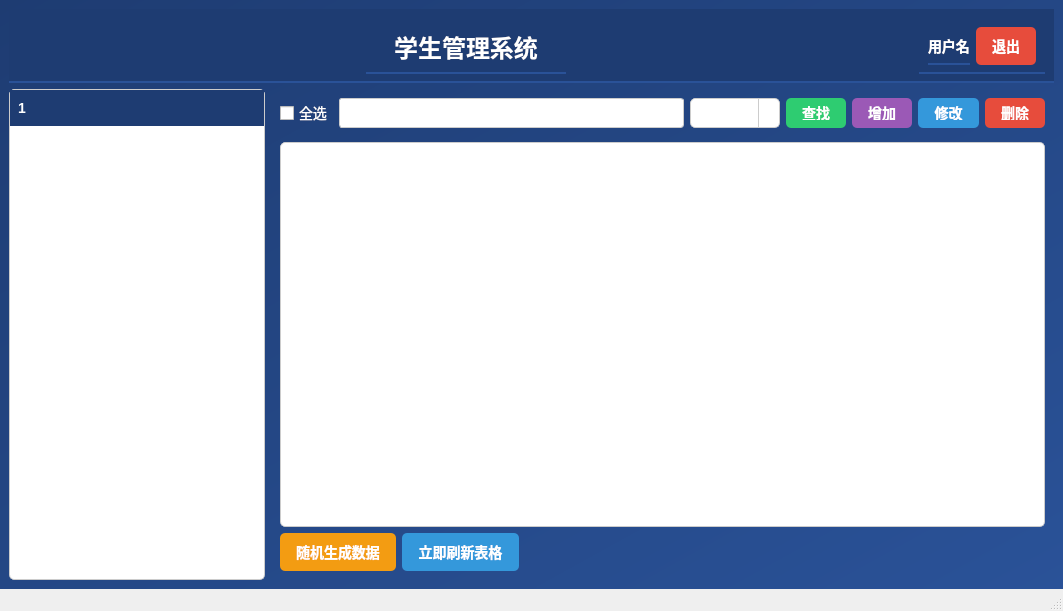
Above: mainwindow.ui from Mrlaolu/QtStudentDatabase before the change. Below: the same form after it.
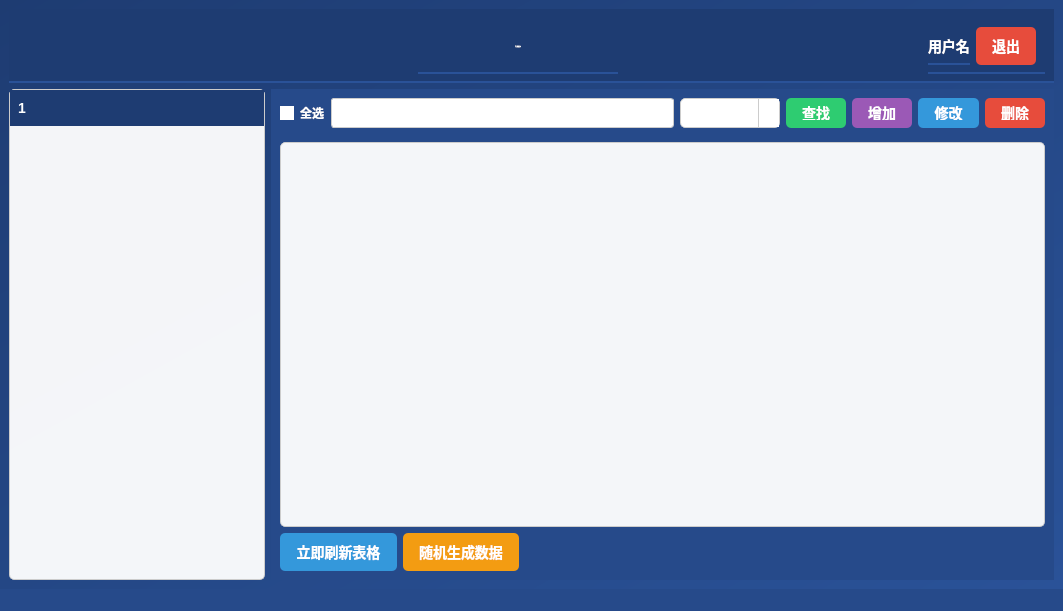
That is the form after the change. Icons and pictures are not drawn.

The edit to the form file:
```diff
--- a/mainwindow.ui
+++ b/mainwindow.ui
@@ -25,6 +25,9 @@
   <property name="windowTitle">
    <string>学生管理系统</string>
   </property>
+  <property name="styleSheet">
+   <string notr="true">background-color: rgb(38, 74, 138);</string>
+  </property>
   <widget class="QWidget" name="centralwidget">
    <property name="styleSheet">
     <string notr="true">
@@ -69,58 +72,12 @@
          </property>
          <property name="sizeHint" stdset="0">
           <size>
-           <width>248</width>
+           <width>400</width>
            <height>20</height>
           </size>
          </property>
         </spacer>
        </item>
-       <item row="0" column="3">
-        <widget class="QWidget" name="TopRightWidget" native="true">
-         <layout class="QGridLayout" name="gridLayout">
-          <item row="0" column="0">
-           <widget class="QLabel" name="label_username">
-            <property name="styleSheet">
-             <string notr="true">
-               font-size: 14px;
-               font-weight: bold;
-               color: white;
-             </string>
-            </property>
-            <property name="text">
-             <string>用户名</string>
-            </property>
-           </widget>
-          </item>
-          <item row="0" column="1">
-           <widget class="QPushButton" name="btn_main_exit">
-            <property name="styleSheet">
-             <string notr="true">
-               QPushButton {
-                 background-color: #e74c3c;
-                 color: white;
-                 font-size: 14px;
-                 font-weight: bold;
-                 border-radius: 5px;
-                 padding: 8px 16px;
-                 border: none;
-               }
-               QPushButton:hover {
-                 background-color: #c0392b;
-               }
-               QPushButton:pressed {
-                 background-color: #a93226;
-               }
-             </string>
-            </property>
-            <property name="text">
-             <string>退出</string>
-            </property>
-           </widget>
-          </item>
-         </layout>
-        </widget>
-       </item>
        <item row="0" column="1">
         <widget class="QLabel" name="label">
          <property name="minimumSize">
@@ -137,10 +94,18 @@
          </property>
          <property name="styleSheet">
           <string notr="true">
-            font-size: 24px;
+            font-size: 48px;
             font-weight: bold;
             color: white;
-          </string>
+
+QLabel {
+    border-bottom: none;  /* 去除底部边框 */
+	box-shadow: none;  /* 去除阴影 */
+          
+	background-color: rgb(30, 60, 114);
+}
+
+</string>
          </property>
          <property name="text">
           <string>学生管理系统</string>
@@ -150,6 +115,55 @@
          </property>
         </widget>
        </item>
+       <item row="0" column="3">
+        <widget class="QWidget" name="TopRightWidget" native="true">
+         <layout class="QGridLayout" name="gridLayout">
+          <property name="leftMargin">
+           <number>0</number>
+          </property>
+          <item row="0" column="0">
+           <widget class="QLabel" name="label_username">
+            <property name="styleSheet">
+             <string notr="true">
+               font-size: 14px;
+               font-weight: bold;
+               color: white;
+             </string>
+            </property>
+            <property name="text">
+             <string>用户名</string>
+            </property>
+           </widget>
+          </item>
+          <item row="0" column="1">
+           <widget class="QPushButton" name="btn_main_exit">
+            <property name="styleSheet">
+             <string notr="true">
+               QPushButton {
+                 background-color: #e74c3c;
+                 color: white;
+                 font-size: 14px;
+                 font-weight: bold;
+                 border-radius: 5px;
+                 padding: 8px 16px;
+                 border: none;
+               }
+               QPushButton:hover {
+                 background-color: #c0392b;
+               }
+               QPushButton:pressed {
+                 background-color: #a93226;
+               }
+             </string>
+            </property>
+            <property name="text">
+             <string>退出</string>
+            </property>
+           </widget>
+          </item>
+         </layout>
+        </widget>
+       </item>
        <item row="0" column="2">
         <spacer name="TopColomnhspmid">
          <property name="orientation">
@@ -157,7 +171,7 @@
          </property>
          <property name="sizeHint" stdset="0">
           <size>
-           <width>40</width>
+           <width>20</width>
            <height>20</height>
           </size>
          </property>
@@ -179,123 +193,6 @@
       </property>
       <widget class="QWidget" name="page">
        <layout class="QFormLayout" name="formLayout_2">
-        <item row="4" column="0">
-         <widget class="QPushButton" name="btn_create">
-          <property name="sizePolicy">
-           <sizepolicy hsizetype="Fixed" vsizetype="Fixed">
-            <horstretch>0</horstretch>
-            <verstretch>0</verstretch>
-           </sizepolicy>
-          </property>
-          <property name="styleSheet">
-           <string notr="true">
-             QPushButton {
-               background-color: #f39c12;
-               color: white;
-               font-size: 14px;
-               font-weight: bold;
-               border-radius: 5px;
-               padding: 8px 16px;
-               border: none;
-             }
-             QPushButton:hover {
-               background-color: #e67e22;
-             }
-             QPushButton:pressed {
-               background-color: #d35400;
-             }
-           </string>
-          </property>
-          <property name="text">
-           <string>随机生成数据</string>
-          </property>
-         </widget>
-        </item>
-        <item row="4" column="1">
-         <widget class="QPushButton" name="btn_refresh">
-          <property name="sizePolicy">
-           <sizepolicy hsizetype="Fixed" vsizetype="Fixed">
-            <horstretch>0</horstretch>
-            <verstretch>0</verstretch>
-           </sizepolicy>
-          </property>
-          <property name="styleSheet">
-           <string notr="true">
-             QPushButton {
-               background-color: #3498db;
-               color: white;
-               font-size: 14px;
-               font-weight: bold;
-               border-radius: 5px;
-               padding: 8px 16px;
-               border: none;
-             }
-             QPushButton:hover {
-               background-color: #2980b9;
-             }
-             QPushButton:pressed {
-               background-color: #2472a4;
-             }
-           </string>
-          </property>
-          <property name="text">
-           <string>立即刷新表格</string>
-          </property>
-         </widget>
-        </item>
-        <item row="1" column="0" colspan="2">
-         <widget class="QTableWidget" name="tableWidget">
-          <property name="sizePolicy">
-           <sizepolicy hsizetype="Expanding" vsizetype="Expanding">
-            <horstretch>50</horstretch>
-            <verstretch>0</verstretch>
-           </sizepolicy>
-          </property>
-          <property name="minimumSize">
-           <size>
-            <width>0</width>
-            <height>380</height>
-           </size>
-          </property>
-          <property name="styleSheet">
-           <string notr="true">QTableWidget {
-      background-color: #ffffff;
-      border: 1px solid #ccc;
-      border-radius: 5px;
-      font-size: 14px;
-      gridline-color: #ddd;
-    }
-
-    QHeaderView::section {
-      background-color: #1e3c72; /* 设置表头的背景颜色 */
-      color: white; 
-      padding: 8px;
-      border: none;
-      font-size: 14px;
-      font-weight: bold;
-    }
-
-    QTableWidget::item {
-      padding: 8px;
-    }
-
-    QTableWidget::item:selected {
-      background-color: rgb(200, 230, 250); /* 选中项的背景颜色 */
-      color: black; /* 选中项的文字颜色 */
-    }
-
-    QTableWidget::item:hover {
-      background-color: rgb(173, 218, 243); /* 悬停项的背景颜色 */
-    }</string>
-          </property>
-          <property name="alternatingRowColors">
-           <bool>true</bool>
-          </property>
-          <attribute name="verticalHeaderVisible">
-           <bool>false</bool>
-          </attribute>
-         </widget>
-        </item>
         <item row="0" column="0" colspan="2">
          <layout class="QGridLayout" name="gridLayout_TopStackedWidget">
           <item row="0" column="0">
@@ -307,10 +204,11 @@
              </size>
             </property>
             <property name="styleSheet">
-             <string notr="true">
-               font-size: 14px;
-               color: white;
-             </string>
+             <string notr="true">QCheckBox::indicator:unchecked {
+    background-color: white;    /* 未选中时指示框的背景颜色 */
+}
+QCheckBox { color: white;
+font-weight: bold }</string>
             </property>
             <property name="text">
              <string>全选</string>
@@ -350,38 +248,58 @@
            <widget class="QComboBox" name="comboBox_sreach">
             <property name="minimumSize">
              <size>
-              <width>0</width>
+              <width>100</width>
               <height>30</height>
              </size>
             </property>
             <property name="styleSheet">
-             <string notr="true">
-               QComboBox {
-                 background-color: #ffffff;
-                 border: 1px solid #ccc;
-                 border-radius: 5px;
-                 padding: 5px 8px;
-                 font-size: 14px;
-                 color: #333;
-               }
-               QComboBox::drop-down {
-                 subcontrol-origin: padding;
-                 subcontrol-position: right center;
-                 width: 20px;
-                 border-left: 1px solid #ccc;
-               }
-               QComboBox::down-arrow {
-                 image: url(:/icons/down_arrow.png);
-                 width: 12px;
-                 height: 12px;
-               }
-               QComboBox:hover {
-                 border-color: #3498db;
-               }
-               QComboBox:on {
-                 border-color: #3498db;
-               }
-             </string>
+             <string notr="true">QComboBox {
+    background-color: #ffffff;
+    border: 1px solid #ccc;
+    border-radius: 5px;
+    padding: 5px 8px;
+    font-size: 14px;
+    color: #333;
+}
+
+QComboBox::drop-down {
+    subcontrol-origin: padding;
+    subcontrol-position: right center;
+    width: 20px;
+    border-left: 1px solid #ccc;
+    background-color: #ffffff;  /* 设置下拉框的背景颜色为白色 */
+}
+
+QComboBox::item {
+    background-color: #ffffff;  /* 下拉列表项背景颜色 */
+    color: #333;  /* 下拉列表项文字颜色 */
+}
+
+QComboBox::item:selected {
+    background-color: #3498db;  /* 选中项的背景颜色 */
+    color: white;  /* 选中项的文字颜色 */
+}
+
+QComboBox:hover {
+    border-color: #3498db;
+}
+
+QComboBox:on {
+    border-color: #3498db;
+}
+
+/* 额外设置列表视图背景颜色 */
+QComboBox QAbstractItemView {
+    background-color: rgba(255, 255, 255, 0.95);  /* 设置列表项背景为白色 */
+    border: 1px solid #ccc;
+}
+</string>
+            </property>
+            <property name="sizeAdjustPolicy">
+             <enum>QComboBox::SizeAdjustPolicy::AdjustToContents</enum>
+            </property>
+            <property name="frame">
+             <bool>true</bool>
             </property>
            </widget>
           </item>
@@ -521,6 +439,123 @@
           </item>
          </layout>
         </item>
+        <item row="1" column="0" colspan="2">
+         <widget class="QTableWidget" name="tableWidget">
+          <property name="sizePolicy">
+           <sizepolicy hsizetype="Expanding" vsizetype="Expanding">
+            <horstretch>50</horstretch>
+            <verstretch>0</verstretch>
+           </sizepolicy>
+          </property>
+          <property name="minimumSize">
+           <size>
+            <width>0</width>
+            <height>380</height>
+           </size>
+          </property>
+          <property name="styleSheet">
+           <string notr="true">QTableWidget {
+      background-color: rgba(255, 255, 255,0.95);;
+      border: 1px solid #ccc;
+      border-radius: 5px;
+      font-size: 14px;
+      gridline-color: #ddd;
+    }
+
+    QHeaderView::section {
+      background-color: #1e3c72; /* 设置表头的背景颜色 */
+      color: white; 
+      padding: 8px;
+      border: none;
+      font-size: 14px;
+      font-weight: bold;
+    }
+
+    QTableWidget::item {
+      padding: 8px;
+    }
+
+    QTableWidget::item:selected {
+      background-color: rgb(200, 230, 250); /* 选中项的背景颜色 */
+      color: black; /* 选中项的文字颜色 */
+    }
+
+    QTableWidget::item:hover {
+      background-color: rgb(173, 218, 243); /* 悬停项的背景颜色 */
+    }</string>
+          </property>
+          <property name="alternatingRowColors">
+           <bool>true</bool>
+          </property>
+          <attribute name="verticalHeaderVisible">
+           <bool>false</bool>
+          </attribute>
+         </widget>
+        </item>
+        <item row="4" column="1">
+         <widget class="QPushButton" name="btn_create">
+          <property name="sizePolicy">
+           <sizepolicy hsizetype="Fixed" vsizetype="Fixed">
+            <horstretch>0</horstretch>
+            <verstretch>0</verstretch>
+           </sizepolicy>
+          </property>
+          <property name="styleSheet">
+           <string notr="true">
+             QPushButton {
+               background-color: #f39c12;
+               color: white;
+               font-size: 14px;
+               font-weight: bold;
+               border-radius: 5px;
+               padding: 8px 16px;
+               border: none;
+             }
+             QPushButton:hover {
+               background-color: #e67e22;
+             }
+             QPushButton:pressed {
+               background-color: #d35400;
+             }
+           </string>
+          </property>
+          <property name="text">
+           <string>随机生成数据</string>
+          </property>
+         </widget>
+        </item>
+        <item row="4" column="0">
+         <widget class="QPushButton" name="btn_refresh">
+          <property name="sizePolicy">
+           <sizepolicy hsizetype="Fixed" vsizetype="Fixed">
+            <horstretch>0</horstretch>
+            <verstretch>0</verstretch>
+           </sizepolicy>
+          </property>
+          <property name="styleSheet">
+           <string notr="true">
+             QPushButton {
+               background-color: #3498db;
+               color: white;
+               font-size: 14px;
+               font-weight: bold;
+               border-radius: 5px;
+               padding: 8px 16px;
+               border: none;
+             }
+             QPushButton:hover {
+               background-color: #2980b9;
+             }
+             QPushButton:pressed {
+               background-color: #2472a4;
+             }
+           </string>
+          </property>
+          <property name="text">
+           <string>立即刷新表格</string>
+          </property>
+         </widget>
+        </item>
        </layout>
       </widget>
       <widget class="QWidget" name="page_2"/>
@@ -530,7 +565,7 @@
      <widget class="QTreeWidget" name="treeWidget">
       <property name="styleSheet">
        <string notr="true">QTreeWidget {
-  background-color: #ffffff;
+  background-color: rgba(255, 255, 255,0.95);
   border: 1px solid #ccc;
   border-radius: 5px;
   font-size: 14px;
```
